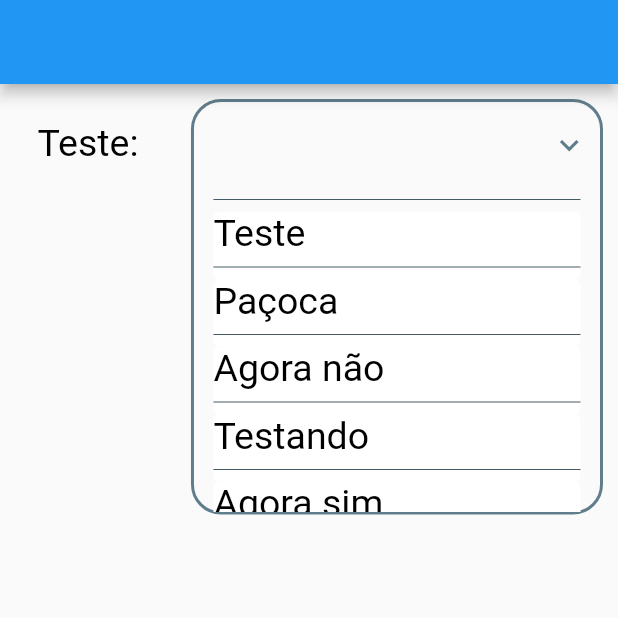
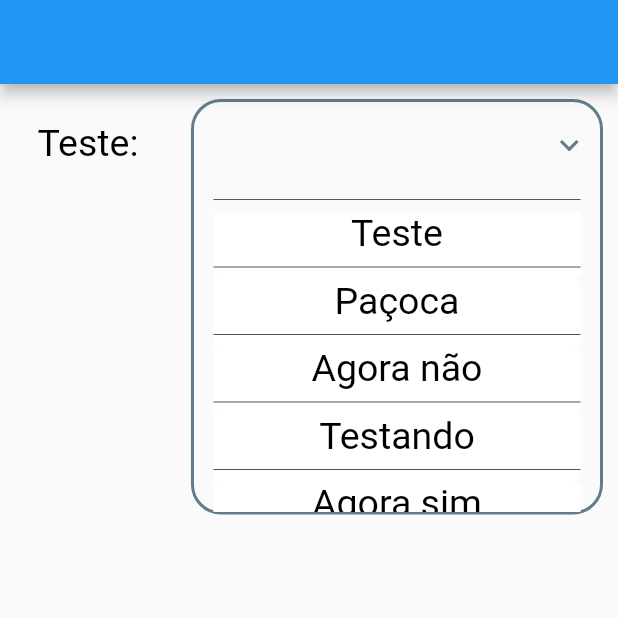
Before and after one commit to FMorschel/DropdownTextField-Custom-Widget, a Flutter app: the screen it shows after launch, after a tap on the "keyboard arrow down" icon, on a phone screen of 412 x 824 dp, the top half of it. Run offline on Flutter 3.47's test engine with Material 2 defaults, Android fonts, the phone set to English and light mode, and no system bars.

Commit message:
"Better card"

```diff
--- a/lib/Widget.dart
+++ b/lib/Widget.dart
@@ -231,14 +231,8 @@ class _DropdownTextState extends State<DropdownText> {
         child: Column(
           mainAxisSize: MainAxisSize.min,
           children: <Widget>[
-            Row(
-              mainAxisSize: MainAxisSize.max,
-              mainAxisAlignment: MainAxisAlignment.start,
-              children: <Widget>[
-                Text(list[index],
-                  style: widget.textStyle ?? _textStyle,
-                )
-              ],
+            Text(list[index],
+              style: widget.textStyle ?? _textStyle,
             ),
             Divider(color: Colors.blueGrey[700],),
           ],
```
